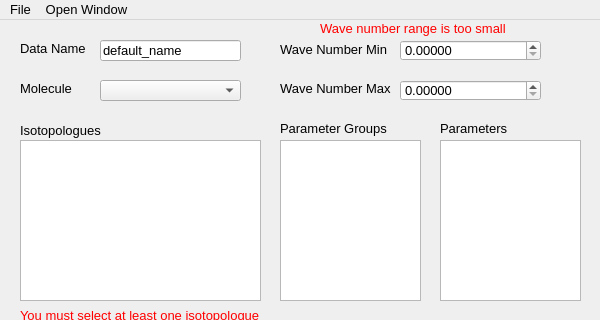
This is layouts/main_window.ui in hitranonline/hapiest as Qt 5 draws it before an edit; both pictures show x 0 to 600 and y 0 to 320 of the 600 by 600 pixel window. The edited form follows.
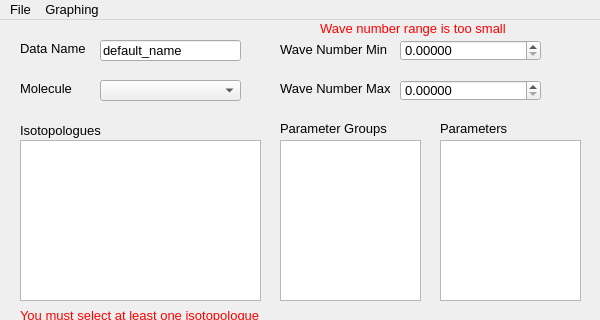
This is the edited form.

Commit message: Removed unused file gui.py, updated GUI's a bit

What changed in the file:
```diff
--- a/layouts/main_window.ui
+++ b/layouts/main_window.ui
@@ -507,7 +507,7 @@
      <x>0</x>
      <y>0</y>
      <width>600</width>
-     <height>23</height>
+     <height>43</height>
     </rect>
    </property>
    <widget class="QMenu" name="menuFile">
@@ -517,7 +517,7 @@
    </widget>
    <widget class="QMenu" name="menuOpen_Window">
     <property name="title">
-     <string>Open Window</string>
+     <string>Graphing</string>
     </property>
     <addaction name="actionGraphing_Window"/>
    </widget>
```
Left out of the diff: 36 changed lines with no effect on the pictures. The commit also changes 3 other files.
